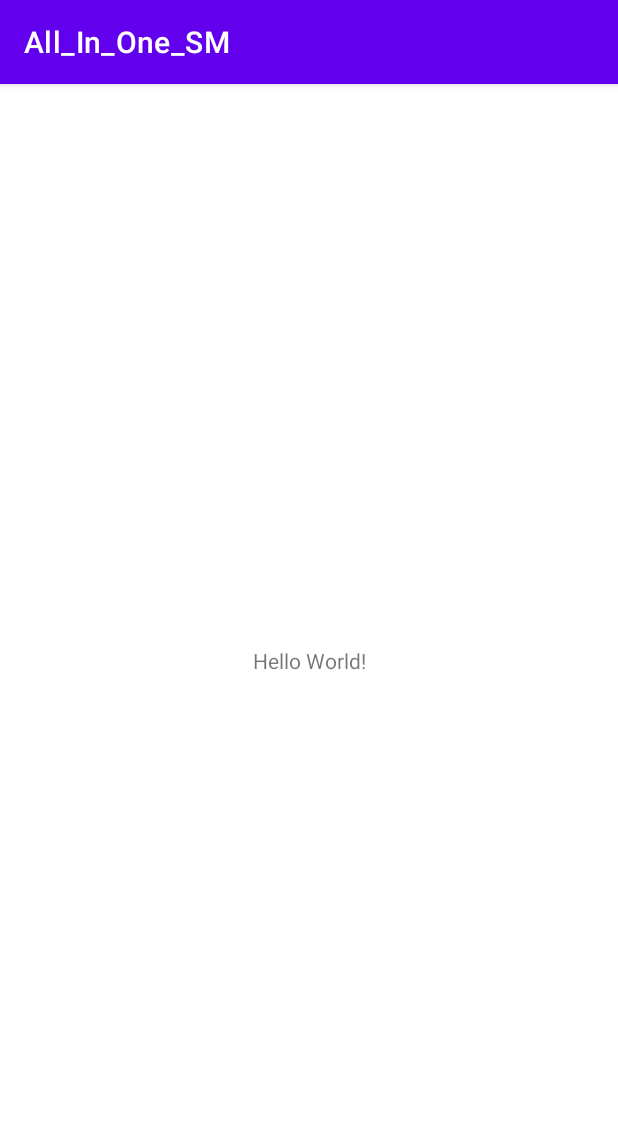
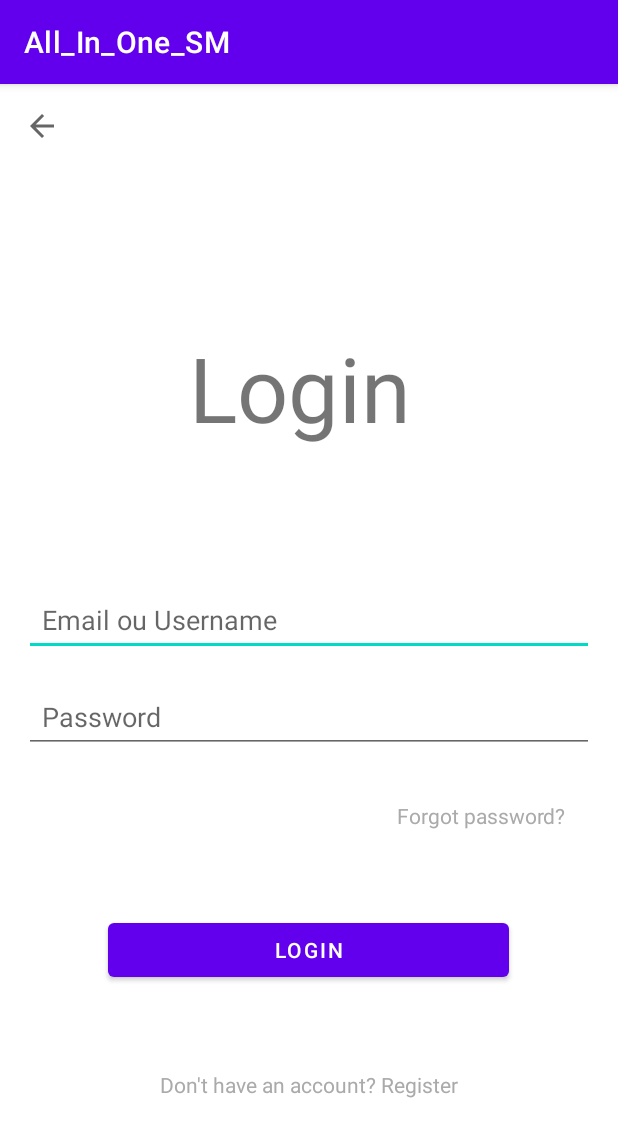
Before and after one commit to SM-PROJECT-23/All_In_One_SM, an Android app: the screen it shows after launch (MainActivity), on a phone screen of 412 x 824 dp. Shown: the top 1137 px of the screen. Run offline under Robolectric (Android 15) with nearby library versions, the phone set to English and light mode, and no system bars.

Commit message:
Creation of LoginPage and RegisterPage

```diff
--- a/app/src/main/java/com/example/all_in_one_sm/MainActivity.kt
+++ b/app/src/main/java/com/example/all_in_one_sm/MainActivity.kt
@@ -1,12 +1,21 @@
-
 package com.example.all_in_one_sm
-
+import android.annotation.SuppressLint
+import android.content.Intent
 import androidx.appcompat.app.AppCompatActivity
 import android.os.Bundle
+import android.widget.Button
 
 class MainActivity : AppCompatActivity() {
+    @SuppressLint("MissingInflatedId")
+
     override fun onCreate(savedInstanceState: Bundle?) {
         super.onCreate(savedInstanceState)
-        setContentView(R.layout.activity_main)
+        setContentView(R.layout.login)
+
+        val clickLoginPage = findViewById<Button>(R.id.login_button)
+        clickLoginPage.setOnClickListener {
+            val intent = Intent(this, RegisterPage::class.java)
+            startActivity(intent)
+        }
     }
 }
--- /dev/null
+++ b/app/src/main/res/layout/login.xml
@@ -0,0 +1,80 @@
+<LinearLayout xmlns:android="http://schemas.android.com/apk/res/android"
+    xmlns:app="http://schemas.android.com/apk/res-auto"
+    android:layout_width="match_parent"
+    android:layout_height="match_parent"
+    android:orientation="vertical">
+
+    <androidx.appcompat.widget.Toolbar
+        android:id="@+id/toolbar"
+        android:layout_width="match_parent"
+        android:layout_height="?attr/actionBarSize"
+        app:navigationIcon="?attr/homeAsUpIndicator"
+        app:contentInsetStartWithNavigation="0dp" />
+
+    <TextView
+        android:id="@+id/my_textview"
+        android:layout_width="300dp"
+        android:layout_height="80dp"
+        android:layout_marginTop="106dp"
+        android:layout_marginStart="50dp"
+        android:text="@string/login"
+        android:textSize="60sp"
+        android:gravity="center"
+        app:layout_constraintBottom_toTopOf="@+id/guideline"
+        app:layout_constraintEnd_toEndOf="parent"
+        app:layout_constraintStart_toStartOf="parent"
+        app:layout_constraintTop_toTopOf="parent" />
+
+    <LinearLayout
+        android:layout_width="match_parent"
+        android:layout_height="match_parent"
+        android:orientation="vertical"
+        android:padding="16dp"
+        android:gravity="center">
+
+        <EditText
+        android:id="@+id/username_input"
+        android:layout_width="match_parent"
+        android:layout_height="wrap_content"
+        android:hint="@string/email_ou_username"
+        android:inputType="text"
+        android:padding="12dp"
+        android:layout_marginBottom="16dp"
+        />
+
+    <EditText
+        android:id="@+id/password_input"
+        android:layout_width="match_parent"
+        android:layout_height="wrap_content"
+        android:hint="@string/password"
+        android:inputType="textPassword"
+        android:padding="12dp"
+        android:layout_marginBottom="16dp" />
+
+        <TextView
+            android:id="@+id/forgot_password_text"
+            android:layout_width="wrap_content"
+            android:layout_height="wrap_content"
+            android:layout_marginTop="16dp"
+            android:layout_marginLeft="115dp"
+            android:text="@string/forgot_password"
+            android:textColor="@android:color/darker_gray" />
+
+        <Button
+            android:id="@+id/login_button"
+            android:layout_width="267dp"
+            android:layout_height="wrap_content"
+            android:layout_marginTop="56dp"
+            android:text="@string/click_me" />
+
+        <TextView
+            android:id="@+id/register_text"
+            android:layout_width="wrap_content"
+            android:layout_height="wrap_content"
+            android:layout_marginTop="56dp"
+            android:text="@string/don_t_have_an_account_register"
+            android:textColor="@android:color/darker_gray" />
+
+    </LinearLayout>
+
+</LinearLayout>
--- a/app/src/main/res/values/themes.xml
+++ b/app/src/main/res/values/themes.xml
@@ -1,5 +1,6 @@
 <resources xmlns:tools="http://schemas.android.com/tools">
     <!-- Base application theme. -->
+
     <style name="Theme.All_In_One_SM" parent="Theme.MaterialComponents.DayNight.DarkActionBar">
         <!-- Primary brand color. -->
         <item name="colorPrimary">@color/purple_500</item>
```
Also changed, not shown: app/src/main/java/com/example/all_in_one_sm/LoginPage.kt (added, +65 -0 lines), app/src/main/java/com/example/all_in_one_sm/RegisterPage.kt (added, +36 -0 lines), app/src/main/res/layout/register.xml (added, +110 -0 lines), app/src/main/res/values/strings.xml (+36 -0 lines).
